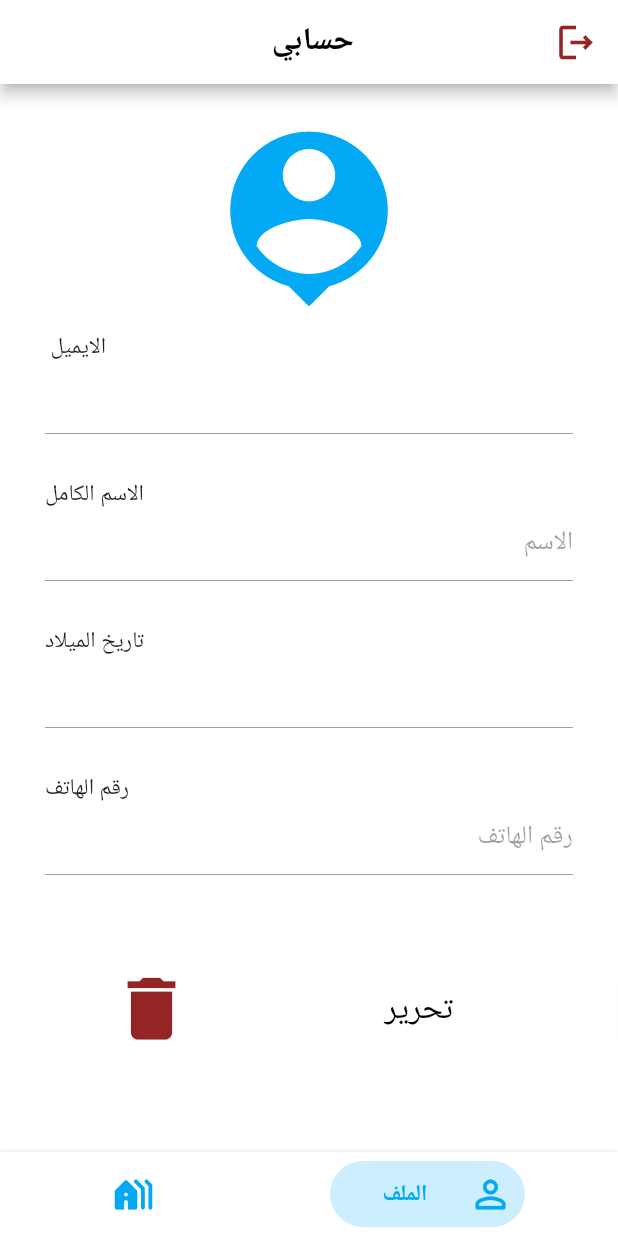
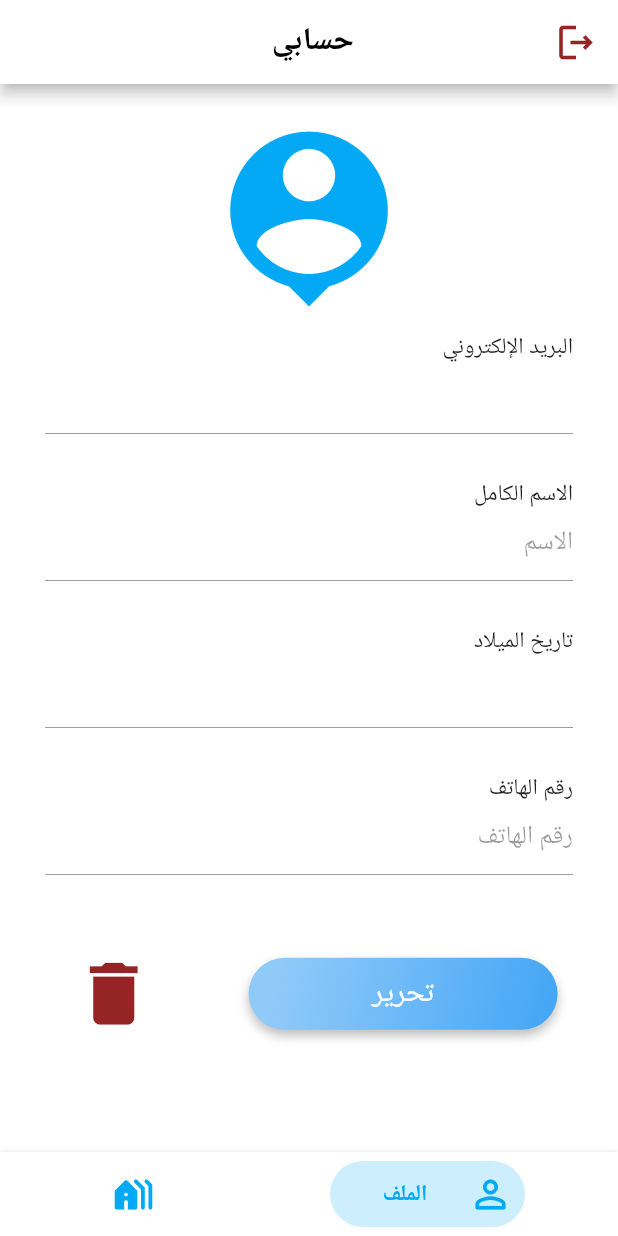
Before and after one commit to reemswe/rashd, a Flutter app: the profile screen opened directly, on a phone screen of 412 x 824 dp. Run offline on Flutter 3.47's test engine with Material 2 defaults, Android fonts, the phone set to English and light mode, and no system bars; drawn by our look-alikes of bottom_navy_bar; our stand-ins replace cloud_firestore, email_validator, firebase_auth, firebase_core, firebase_storage, flutter_contacts and 4 more; missing offline and left inert: flutter_share; accounts and stored records are empty; project files that could hold a hidden picture were left out.

Commit message:
profile page

```diff
--- a/lib/login.dart
+++ b/lib/Registration/login.dart
@@ -3,7 +3,7 @@ import 'package:flutter/gestures.dart';
 import 'package:flutter/material.dart';
 import 'package:intl/intl.dart';
 
-import 'list_of_house_accounts.dart';
+import '../list_of_house_accounts.dart';
 import 'register.dart';
 
 class login extends StatefulWidget {
--- a/lib/register.dart
+++ b/lib/Registration/register.dart
@@ -7,7 +7,7 @@ import 'package:email_validator/email_validator.dart';
 
 import 'package:intl/intl.dart';
 
-import 'list_of_house_accounts.dart';
+import '../list_of_house_accounts.dart';
 import 'login.dart';
 
 class register extends StatefulWidget {
--- a/lib/list_of_house_accounts.dart
+++ b/lib/list_of_house_accounts.dart
@@ -3,7 +3,8 @@ import 'package:cloud_firestore/cloud_firestore.dart';
 import 'package:firebase_auth/firebase_auth.dart';
 import 'package:flutter/material.dart';
 import 'package:rashd/Devices/listOfDevices.dart';
-import 'package:rashd/register.dart';
+import 'package:rashd/Registration/register.dart';
+import 'package:rashd/profile.dart';
 import 'package:rashd/welcomePage.dart';
 
 class ListOfHouseAccounts extends StatefulWidget {
@@ -302,12 +303,12 @@ class _ListOfHouseAccountsState extends State<ListOfHouseAccounts> {
         setState(
           () => this.index = index,
         );
-        if (index == 0) {
-          // Navigator.push(
-          //   context,
-          //   MaterialPageRoute(builder: (context) => const profile()),
-          // );
-        } else if (index == 1) {
+        if (index == 1) {
+          Navigator.push(
+            context,
+            MaterialPageRoute(builder: (context) => const profile()),
+          );
+        } else if (index == 0) {
           Navigator.push(
             context,
             MaterialPageRoute(
--- a/lib/main.dart
+++ b/lib/main.dart
@@ -7,13 +7,13 @@ import 'package:flutter_localizations/flutter_localizations.dart';
 // import 'accessSharedDashboard.dart';
 // import 'houseDevicesList.dart';
 import 'list_of_house_accounts.dart';
-import 'login.dart';
-import 'register.dart';
+import 'Registration/login.dart';
+import 'Registration/register.dart';
 import 'welcomePage.dart';
 
 Future<void> main() async {
   WidgetsFlutterBinding.ensureInitialized();
-  await Firebase.initializeApp(options: DefaultFirebaseOptions.currentPlatform);
+  await Firebase.initializeApp();
 
   FirebaseAuth.instance.authStateChanges().listen((User? user) {
     bool auth = false;
@@ -44,16 +44,6 @@ class MyApp extends StatelessWidget {
         "/register": (ctx) => const register(),
         "/login": (ctx) => const login(),
       },
-      // theme: new ThemeData(
-      //     elevatedButtonTheme: ElevatedButtonThemeData(
-      //         style: ElevatedButton.styleFrom(
-      //       backgroundColor: Colors.blue,
-      //       //Color.fromARGB(255, 147, 191, 128),
-      //     )),
-      //     scaffoldBackgroundColor: Colors.white,
-      //     fontFamily: 'LamaSans',
-      //     textTheme: TextTheme()),
-
       home: auth ? ListOfHouseAccounts() : welcomePage(),
       title: 'رشد',
       debugShowCheckedModeBanner: false,
--- a/lib/profile.dart
+++ b/lib/profile.dart
@@ -1,16 +1,11 @@
-// ignore_for_file: prefer_const_constructors, avoid_print, unused_import
 import 'package:bottom_navy_bar/bottom_navy_bar.dart';
-import 'dart:ffi';
 import 'package:cloud_firestore/cloud_firestore.dart';
+import 'package:firebase_auth/firebase_auth.dart';
 import 'package:flutter/services.dart';
 import 'package:intl/intl.dart';
-import 'package:toggle_switch/toggle_switch.dart';
-import 'main.dart';
 import 'package:flutter/material.dart';
-import 'firebase_options.dart';
-import 'package:firebase_core/firebase_core.dart';
-import 'package:firebase_storage/firebase_storage.dart';
-import 'dart:io';
+
+import 'welcomePage.dart';
 
 class profile extends StatefulWidget {
   const profile({super.key});
@@ -49,6 +44,9 @@ class profileState extends State<profile> {
 
   @override
   Widget build(BuildContext context) {
+    final double height = MediaQuery.of(context).size.height;
+    final double width = MediaQuery.of(context).size.width;
+
     var userData;
     final _formKey = GlobalKey<FormState>();
     return Scaffold(
@@ -88,12 +86,12 @@ class profileState extends State<profile> {
                   ),
                   TextButton(
                     onPressed: () {
-                      //  Navigator.push(
-                      //     context,
-                      //     MaterialPageRoute(
-                      //         builder: (context) => const welcomePage()));
-                      // Future.delayed(const Duration(seconds: 1),
-                      //     () async => await FirebaseAuth.instance.signOut());
+                      Navigator.push(
+                          context,
+                          MaterialPageRoute(
+                              builder: (context) => const welcomePage()));
+                      Future.delayed(const Duration(seconds: 1),
+                          () async => await FirebaseAuth.instance.signOut());
                     },
                     child: Container(
                       padding: const EdgeInsets.all(14),
@@ -106,15 +104,14 @@ class profileState extends State<profile> {
               ),
             );
           },
-        ), //Icon(Icons.more_vert)
-        actions: [],
+        ),
       ),
       body: SingleChildScrollView(
           child: Form(
         key: _formKey,
         child: Column(
-          mainAxisAlignment: MainAxisAlignment.end,
-          crossAxisAlignment: CrossAxisAlignment.end,
+          mainAxisAlignment: MainAxisAlignment.start,
+          crossAxisAlignment: CrossAxisAlignment.start,
           children: [
             const SizedBox(
               height: 20,
@@ -130,7 +127,7 @@ class profileState extends State<profile> {
             ),
             Padding(
               padding: const EdgeInsets.fromLTRB(30, 5, 30, 0),
-              child: Text('الايميل '),
+              child: Text('البريد الإلكتروني'),
             ),
             Padding(
               padding: EdgeInsets.fromLTRB(30, 0, 30, 10),
@@ -303,11 +300,38 @@ class profileState extends State<profile> {
             //Editing buttons :
             Visibility(
               visible: Viewing,
-                child: Padding(
-                    padding: const EdgeInsets.fromLTRB(40, 10, 0, 0),
+              // child: Padding(
+              //     padding: const EdgeInsets.fromLTRB(40, 10, 40, 0),
+              child: Center(
                   child: Row(
+                mainAxisAlignment: MainAxisAlignment.spaceAround,
+                //  mainAxisSize: MainAxisSize.spaceAround,
+                //  crossAxisAlignment: CrossAxisAlignment.spaceAround,
                 children: [
-                        ElevatedButton(
+                  SizedBox(
+                    width: width * 0.01,
+                  ),
+                  Container(
+                    width: width * 0.5,
+                    decoration: BoxDecoration(
+                      boxShadow: const [
+                        BoxShadow(
+                            color: Colors.black26,
+                            offset: Offset(0, 4),
+                            blurRadius: 5.0)
+                      ],
+                      gradient: LinearGradient(
+                        begin: Alignment.topLeft,
+                        end: Alignment.bottomRight,
+                        stops: [0.1, 1.0],
+                        colors: [
+                          Colors.blue.shade200,
+                          Colors.blue.shade400,
+                        ],
+                      ),
+                      borderRadius: BorderRadius.circular(30),
+                    ),
+                    child: ElevatedButton(
                       onPressed: () {
                         setState(() {
                           Editing = true;
@@ -315,26 +339,15 @@ class profileState extends State<profile> {
                         });
                       },
                       style: ElevatedButton.styleFrom(
-                              foregroundColor:
-                                  Color.fromARGB(255, 253, 253, 253),
-                              side: const BorderSide(
-                                  width: 1, // the thickness
-                                  color: Color.fromARGB(255, 253, 253,
-                                      253) // the color of the border
-                                  ),
-                              padding:
-                                  const EdgeInsets.fromLTRB(110, 10, 110, 10),
+                          foregroundColor: Color.fromARGB(255, 253, 253, 253),
+                          padding: const EdgeInsets.fromLTRB(10, 10, 10, 10),
                           shape: RoundedRectangleBorder(
                               borderRadius: BorderRadius.circular(10.0))),
-                          child: const Text(
-                            'تحرير',
-                            style: TextStyle(
-                                fontSize: 22,
-                                color: Color.fromARGB(255, 0, 0, 0)),
+                      child: const Text('تحرير'),
                     ),
                   ),
-                        const SizedBox(
-                          width: 10,
+                  SizedBox(
+                    width: width * 0.015,
                   ),
                   IconButton(
                     icon: const Icon(Icons.delete),
@@ -350,7 +363,7 @@ class profileState extends State<profile> {
                           ),
                           content: const Text(
                             "هل أنت متأكد من حدف حسابك ؟ لا يمكنك استرجاع الحساب بعد الحذف",
-                                  textAlign: TextAlign.end,
+                            // textAlign: TextAlign.end,
                           ),
                           actions: <Widget>[
                             TextButton(
@@ -385,8 +398,8 @@ class profileState extends State<profile> {
                                 child: const Text("حذف",
                                     style: TextStyle(
                                         fontSize: 18,
-                                              color: Color.fromARGB(
-                                                  255, 124, 18, 18))),
+                                        color:
+                                            Color.fromARGB(255, 124, 18, 18))),
                               ),
                             ),
                           ],
@@ -394,9 +407,13 @@ class profileState extends State<profile> {
                       );
                     },
                   ),
+                  SizedBox(
+                    width: width * 0.01,
+                  ),
                 ],
-                    ))),
-            //Save and cancel buttons
+                // )
+              )),
+            ), //Save and cancel buttons
             Visibility(
                 visible: Editing,
                 child: Padding(
--- a/lib/welcomePage.dart
+++ b/lib/welcomePage.dart
@@ -3,8 +3,8 @@ import 'package:flutter/material.dart';
 
 // import 'accessSharedDashboard.dart';
 // import 'houseDevicesList.dart';
-import 'login.dart';
-import 'register.dart';
+import 'Registration/login.dart';
+import 'Registration/register.dart';
 
 class welcomePage extends StatefulWidget {
   const welcomePage({super.key});
--- a/pubspec.yaml
+++ b/pubspec.yaml
@@ -51,6 +51,8 @@ dependencies:
   flutter_contacts: ^1.1.5+1
   permission_handler: ^10.2.0
   uuid: ^3.0.7
+  firebase_storage: ^11.0.8
+  toggle_switch: ^2.0.1
 
 dev_dependencies:
   flutter_test:
```
Also changed, not shown: pubspec.lock, 1 other file. Lines whose indentation alone changed are shown as unchanged.
